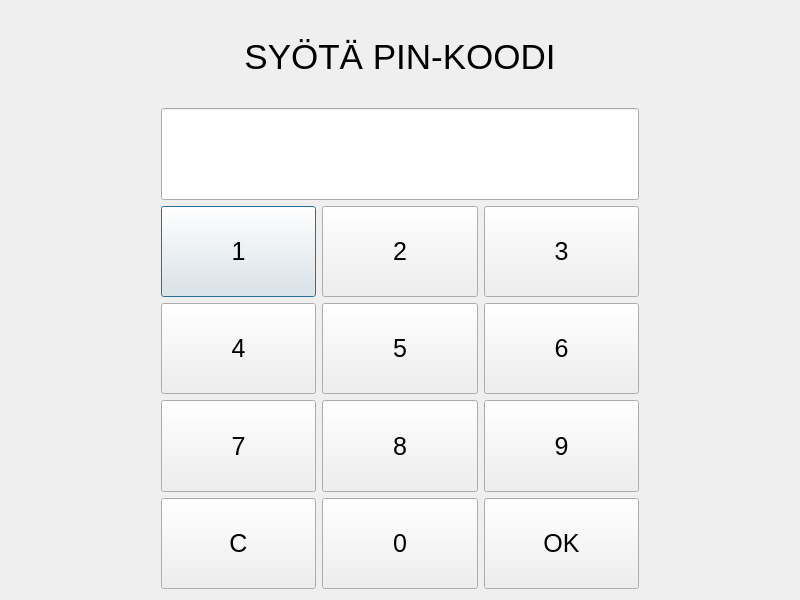
The window that qt_frontend/pindll/pinkysely.ui (PauliRekila/Banksimul) describes before a commit, drawn with Qt 5.
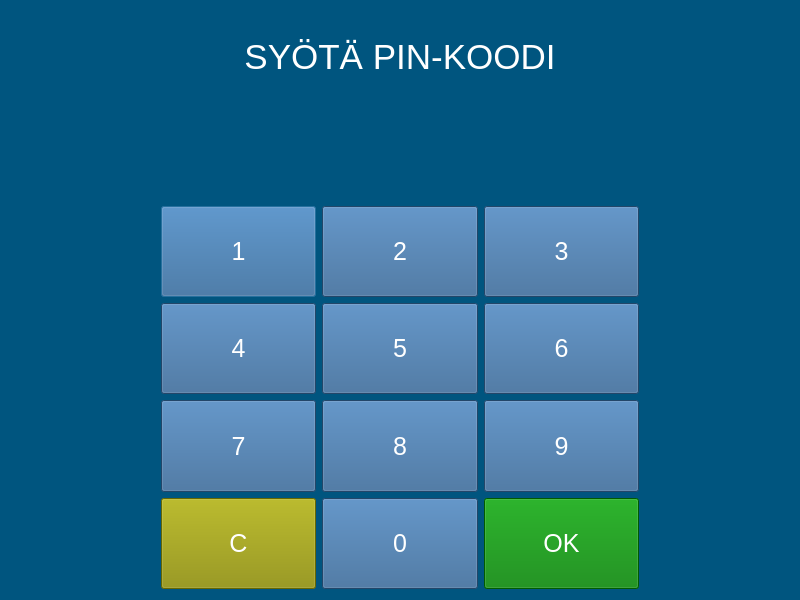
The same window after the commit.

What changed in the file:
```diff
--- a/qt_frontend/pindll/pinkysely.ui
+++ b/qt_frontend/pindll/pinkysely.ui
@@ -13,6 +13,9 @@
   <property name="windowTitle">
    <string>Dialog</string>
   </property>
+  <property name="styleSheet">
+   <string notr="true">background-color: rgb(0, 85, 127);</string>
+  </property>
   <layout class="QHBoxLayout" name="horizontalLayout_5">
    <item>
     <layout class="QVBoxLayout" name="verticalLayout">
@@ -20,9 +23,13 @@
       <widget class="QLabel" name="label_ohje">
        <property name="font">
         <font>
+         <family>MS Shell Dlg 2</family>
          <pointsize>26</pointsize>
         </font>
        </property>
+       <property name="styleSheet">
+        <string notr="true">color: rgb(255, 255, 255);</string>
+       </property>
        <property name="text">
         <string>SYÖTÄ PIN-KOODI</string>
        </property>
@@ -62,15 +69,25 @@
            <pointsize>26</pointsize>
           </font>
          </property>
+         <property name="styleSheet">
+          <string notr="true">color: rgb(255, 255, 255);
+background-color: rgb(0, 85, 127);</string>
+         </property>
          <property name="maxLength">
           <number>4</number>
          </property>
+         <property name="frame">
+          <bool>false</bool>
+         </property>
          <property name="echoMode">
           <enum>QLineEdit::Password</enum>
          </property>
          <property name="alignment">
           <set>Qt::AlignCenter</set>
          </property>
+         <property name="readOnly">
+          <bool>true</bool>
+         </property>
         </widget>
        </item>
        <item>
@@ -131,6 +148,10 @@
            <pointsize>19</pointsize>
           </font>
          </property>
+         <property name="styleSheet">
+          <string notr="true">color: rgb(255, 255, 255);
+background-color: rgb(49, 98, 147);</string>
+         </property>
          <property name="text">
           <string>1</string>
          </property>
@@ -149,6 +170,10 @@
            <pointsize>19</pointsize>
           </font>
          </property>
+         <property name="styleSheet">
+          <string notr="true">color: rgb(255, 255, 255);
+background-color: rgb(49, 98, 147);</string>
+         </property>
          <property name="text">
           <string>2</string>
          </property>
@@ -167,6 +192,10 @@
            <pointsize>19</pointsize>
           </font>
          </property>
+         <property name="styleSheet">
+          <string notr="true">color: rgb(255, 255, 255);
+background-color: rgb(49, 98, 147);</string>
+         </property>
          <property name="text">
           <string>3</string>
          </property>
@@ -221,6 +250,10 @@
            <pointsize>19</pointsize>
           </font>
          </property>
+         <property name="styleSheet">
+          <string notr="true">color: rgb(255, 255, 255);
+background-color: rgb(49, 98, 147);</string>
+         </property>
          <property name="text">
           <string>4</string>
          </property>
@@ -239,6 +272,10 @@
            <pointsize>19</pointsize>
           </font>
          </property>
+         <property name="styleSheet">
+          <string notr="true">color: rgb(255, 255, 255);
+background-color: rgb(49, 98, 147);</string>
+         </property>
          <property name="text">
           <string>5</string>
          </property>
@@ -257,6 +294,10 @@
            <pointsize>19</pointsize>
           </font>
          </property>
+         <property name="styleSheet">
+          <string notr="true">color: rgb(255, 255, 255);
+background-color: rgb(49, 98, 147);</string>
+         </property>
          <property name="text">
           <string>6</string>
          </property>
@@ -311,6 +352,10 @@
            <pointsize>19</pointsize>
           </font>
          </property>
+         <property name="styleSheet">
+          <string notr="true">color: rgb(255, 255, 255);
+background-color: rgb(49, 98, 147);</string>
+         </property>
          <property name="text">
           <string>7</string>
          </property>
@@ -329,6 +374,10 @@
            <pointsize>19</pointsize>
           </font>
          </property>
+         <property name="styleSheet">
+          <string notr="true">color: rgb(255, 255, 255);
+background-color: rgb(49, 98, 147);</string>
+         </property>
          <property name="text">
           <string>8</string>
          </property>
@@ -347,6 +396,10 @@
            <pointsize>19</pointsize>
           </font>
          </property>
+         <property name="styleSheet">
+          <string notr="true">color: rgb(255, 255, 255);
+background-color: rgb(49, 98, 147);</string>
+         </property>
          <property name="text">
           <string>9</string>
          </property>
@@ -401,6 +454,10 @@
            <pointsize>19</pointsize>
           </font>
          </property>
+         <property name="styleSheet">
+          <string notr="true">color: rgb(255, 255, 255);
+background-color: rgb(144, 144, 0);</string>
+         </property>
          <property name="text">
           <string>C</string>
          </property>
@@ -419,6 +476,10 @@
            <pointsize>19</pointsize>
           </font>
          </property>
+         <property name="styleSheet">
+          <string notr="true">color: rgb(255, 255, 255);
+background-color: rgb(49, 98, 147);</string>
+         </property>
          <property name="text">
           <string>0</string>
          </property>
@@ -440,6 +501,10 @@
          <property name="autoFillBackground">
           <bool>false</bool>
          </property>
+         <property name="styleSheet">
+          <string notr="true">color: rgb(255, 255, 255);
+background-color: rgb(0, 127, 0);</string>
+         </property>
          <property name="text">
           <string>OK</string>
          </property>
```
